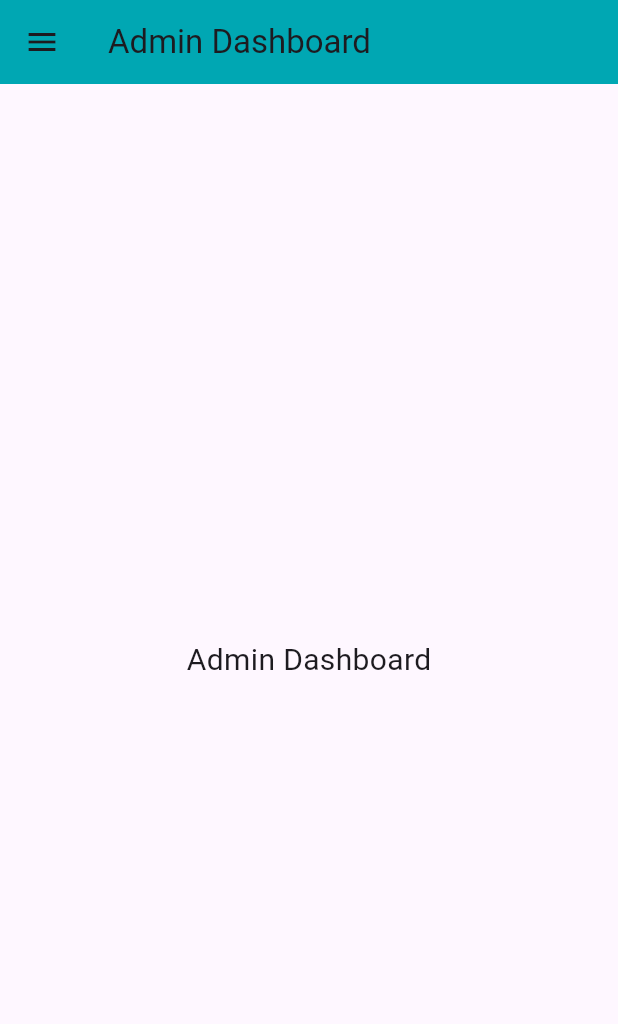
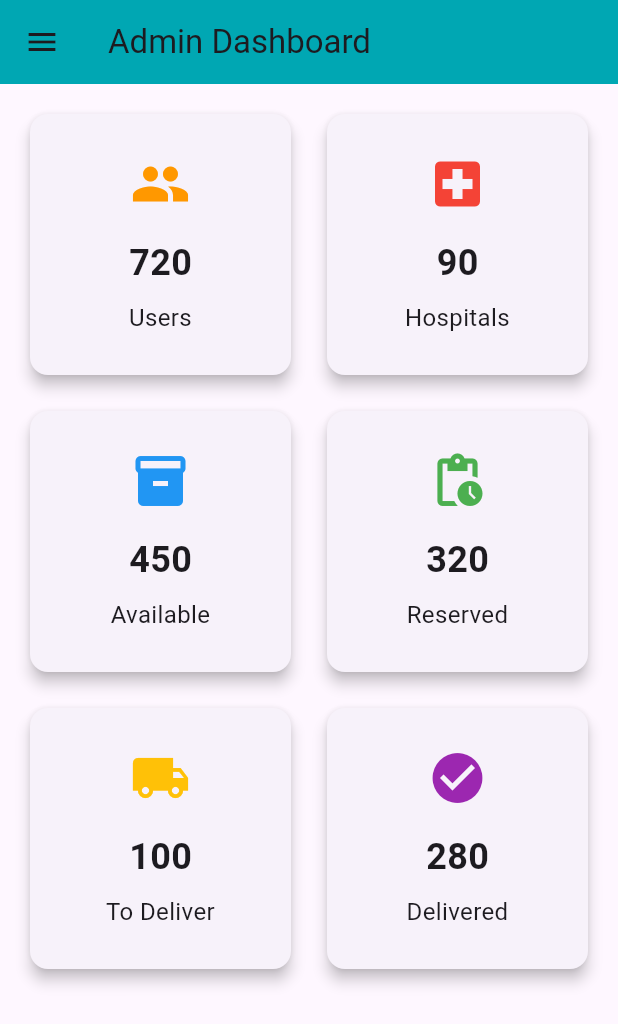
Before and after one commit to kaReemalaa808/lifelink, a Flutter app: the screen it shows after launch, on a phone screen of 412 x 824 dp. Shown: the top 1024 px of the screen. Run offline on Flutter 3.47's test engine with Material 3 defaults, Android fonts, the phone set to English and light mode, and no system bars.

Commit message:
Base app

```diff
--- a/lib/screen/admin.dart
+++ b/lib/screen/admin.dart
@@ -1,16 +1,58 @@
 import 'package:flutter/material.dart';
 
-class AdminPage extends StatelessWidget {
+class AdminPage extends StatefulWidget {
   const AdminPage({super.key});
 
-  // دالة للمساعدة على الانتقال لغلق أي Dialog مفتوح
+  @override
+  State<AdminPage> createState() => _AdminPageState();
+}
+
+class _AdminPageState extends State<AdminPage> {
+  // بيانات تجريبية
+  int usersCount = 720; // عدد المستخدمين
+  int hospitalsCount = 90; // عدد المستشفيات
+  int bagsAvailable = 450; // المخزون
+  int bagsReserved = 320; // المحجوز
+  int bagsToDeliver = 100; // سيتم التوصيل
+  int bagsDelivered = 280; // تم التوصيل
+
   void _navigateAndCloseDialog(BuildContext context, String routeName) {
-    // أولًا نغلق أي Dialog مفتوح (لو موجود)
     if (Navigator.canPop(context)) {
-      Navigator.pop(context); // يقفل الـ AlertDialog أو الـ Drawer المفتوح
+      Navigator.pop(context);
     }
-    // بعد كده ننتقل للصفحة المطلوبة
     Navigator.of(context).pushNamed(routeName);
+  }
+
+  Widget _buildDashboardCard(
+    String title,
+    int count,
+    IconData icon,
+    Color color,
+  ) {
+    return Card(
+      shape: RoundedRectangleBorder(borderRadius: BorderRadius.circular(12)),
+      elevation: 4,
+      child: Padding(
+        padding: const EdgeInsets.all(16.0),
+        child: Column(
+          mainAxisAlignment: MainAxisAlignment.center,
+          children: [
+            Icon(icon, size: 40, color: color),
+            const SizedBox(height: 16),
+            Text(
+              "$count",
+              style: const TextStyle(fontSize: 24, fontWeight: FontWeight.bold),
+            ),
+            const SizedBox(height: 8),
+            Text(
+              title,
+              style: const TextStyle(fontSize: 16),
+              textAlign: TextAlign.center,
+            ),
+          ],
+        ),
+      ),
+    );
   }
 
   @override
@@ -42,7 +84,6 @@ class AdminPage extends StatelessWidget {
               leading: const Icon(Icons.dashboard),
               title: const Text("Dashboard"),
               onTap: () {
-                // اغلق أي Dialog وارجع للـ Dashboard
                 Navigator.pop(context);
               },
             ),
@@ -81,8 +122,51 @@ class AdminPage extends StatelessWidget {
         ),
       ),
 
-      body: const Center(
-        child: Text("Admin Dashboard", style: TextStyle(fontSize: 20)),
+      body: Padding(
+        padding: const EdgeInsets.all(16.0),
+        child: GridView.count(
+          crossAxisCount: 2,
+          crossAxisSpacing: 16,
+          mainAxisSpacing: 16,
+          children: [
+            _buildDashboardCard(
+              "Users",
+              usersCount,
+              Icons.people,
+              Colors.orange,
+            ),
+            _buildDashboardCard(
+              "Hospitals",
+              hospitalsCount,
+              Icons.local_hospital,
+              Colors.red,
+            ),
+            _buildDashboardCard(
+              "Available",
+              bagsAvailable,
+              Icons.inventory,
+              Colors.blue,
+            ),
+            _buildDashboardCard(
+              "Reserved",
+              bagsReserved,
+              Icons.pending_actions,
+              Colors.green,
+            ),
+            _buildDashboardCard(
+              "To Deliver",
+              bagsToDeliver,
+              Icons.local_shipping,
+              Colors.amber,
+            ), // عربية توصيل
+            _buildDashboardCard(
+              "Delivered",
+              bagsDelivered,
+              Icons.check_circle,
+              Colors.purple,
+            ),
+          ],
+        ),
       ),
     );
   }
```
Also changed, not shown: lib/screen/blood_Inventory.dart (+124 -34 lines).
